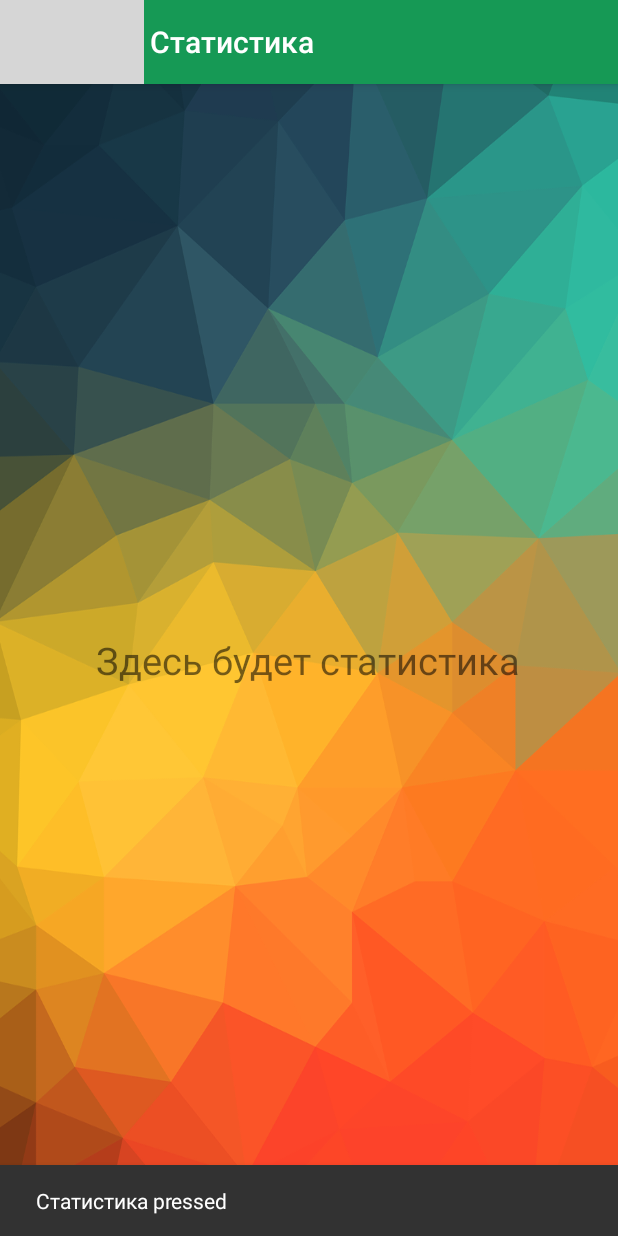
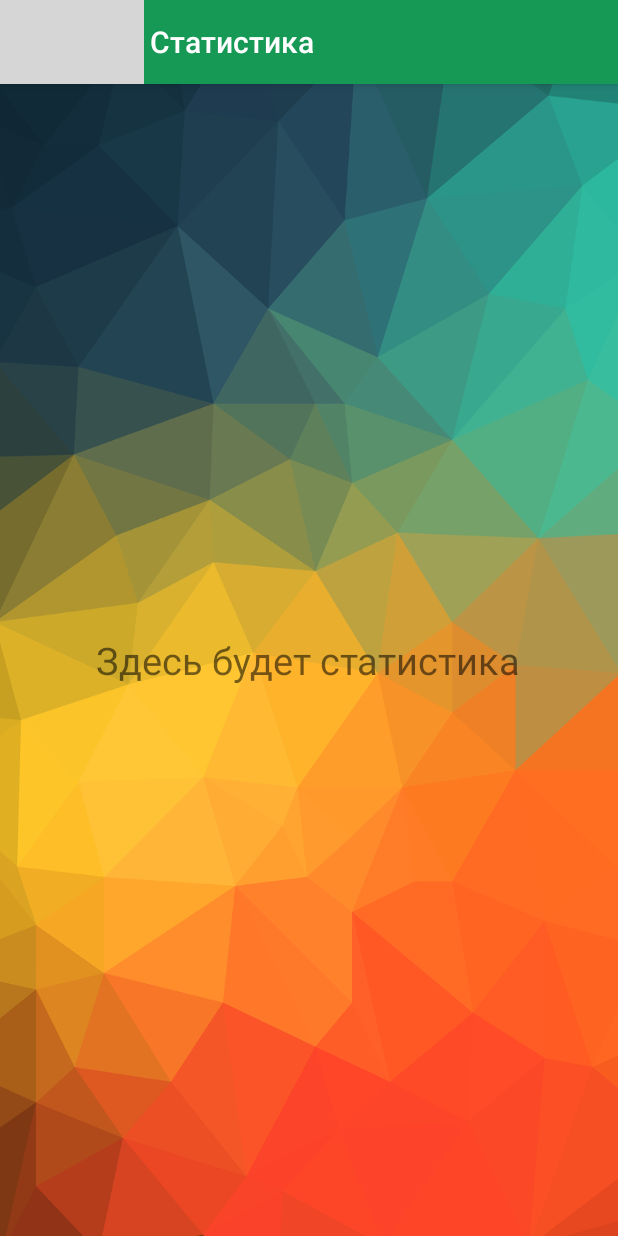
Before and after one commit to OxionAz/LoftblogMoneyTracker, an Android app: the fragment CategoriesFragment placed in its activity, in the side drawer, after a tap on "Статистика", on a phone screen of 412 x 824 dp. Run offline under Robolectric (Android 15) with nearby library versions, the phone set to English and light mode, and no system bars; grey boxes are pictures that could not be loaded.

Commit message:
snackbar fix

```diff
--- a/app/src/main/java/ru/loftschool/loftblogmoneytracker/CategoriesFragment.java
+++ b/app/src/main/java/ru/loftschool/loftblogmoneytracker/CategoriesFragment.java
@@ -27,7 +27,7 @@ public class CategoriesFragment extends Fragment {
     @Override
     public View onCreateView(LayoutInflater inflater, ViewGroup container, Bundle savedInstanceState) {
         View view = inflater.inflate(R.layout.expenses_fragment, container, false);
-        getActivity().setTitle(getResources().getString(R.string.nav_drawer_expenses));
+        getActivity().setTitle(getResources().getString(R.string.nav_drawer_categories));
         List<Expense> adapterData = getDataList();
         floatingActionButton = (FloatingActionButton) view.findViewById(R.id.fab);
         recyclerView = (RecyclerView) view.findViewById(R.id.recycler_view_content);
@@ -37,6 +37,7 @@ public class CategoriesFragment extends Fragment {
         recyclerView.setLayoutManager(linearLayoutManager);
         expensesAdapter = new ExpensesAdapter(adapterData);
         recyclerView.setAdapter(expensesAdapter);
+        Snackbar.make(recyclerView, getActivity().getTitle() +" pressed", Snackbar.LENGTH_SHORT).show();
         floatingActionButton.setOnClickListener(new View.OnClickListener() {
             @Override
             public void onClick(View v) {
--- a/app/src/main/java/ru/loftschool/loftblogmoneytracker/ExpensesFragment.java
+++ b/app/src/main/java/ru/loftschool/loftblogmoneytracker/ExpensesFragment.java
@@ -37,6 +37,7 @@ public class ExpensesFragment extends Fragment {
         recyclerView.setLayoutManager(linearLayoutManager);
         expensesAdapter = new ExpensesAdapter(adapterData);
         recyclerView.setAdapter(expensesAdapter);
+        Snackbar.make(recyclerView, getActivity().getTitle() +" pressed", Snackbar.LENGTH_SHORT).show();
         floatingActionButton.setOnClickListener(new View.OnClickListener() {
             @Override
             public void onClick(View v) {
--- a/app/src/main/java/ru/loftschool/loftblogmoneytracker/MainActivity.java
+++ b/app/src/main/java/ru/loftschool/loftblogmoneytracker/MainActivity.java
@@ -1,7 +1,6 @@
 package ru.loftschool.loftblogmoneytracker;
 import android.support.design.widget.NavigationView;
 import android.support.design.widget.Snackbar;
-import android.support.v4.app.FragmentTransaction;
 import android.support.v4.widget.DrawerLayout;
 import android.support.v7.app.ActionBar;
 import android.support.v7.app.AppCompatActivity;
@@ -19,7 +18,7 @@ public class MainActivity extends AppCompatActivity {
     protected void onCreate(Bundle savedInstanceState) {
         super.onCreate(savedInstanceState);
         setContentView(R.layout.activity_main);
-        container = findViewById(R.id.frame_container);
+        container = findViewById(R.id.recycler_view_content);
         initToolbar();
         setUpNavigationDrawer();
 
@@ -45,7 +44,6 @@ public class MainActivity extends AppCompatActivity {
         navView.setNavigationItemSelectedListener(new NavigationView.OnNavigationItemSelectedListener() {
             @Override
             public boolean onNavigationItemSelected(MenuItem menuItem) {
-                Snackbar.make(container, menuItem.getTitle() + " pressed", Snackbar.LENGTH_SHORT).show();
                 selectItem(menuItem);
                 menuItem.setChecked(true);
                 drawerLayout.closeDrawers();
```
